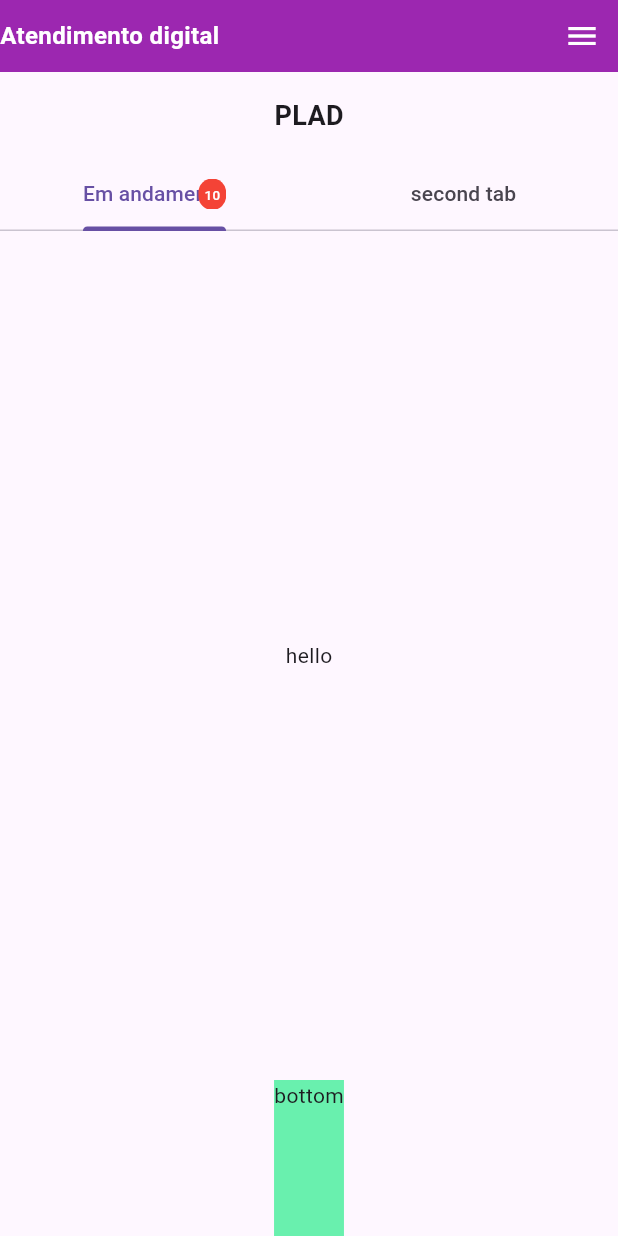
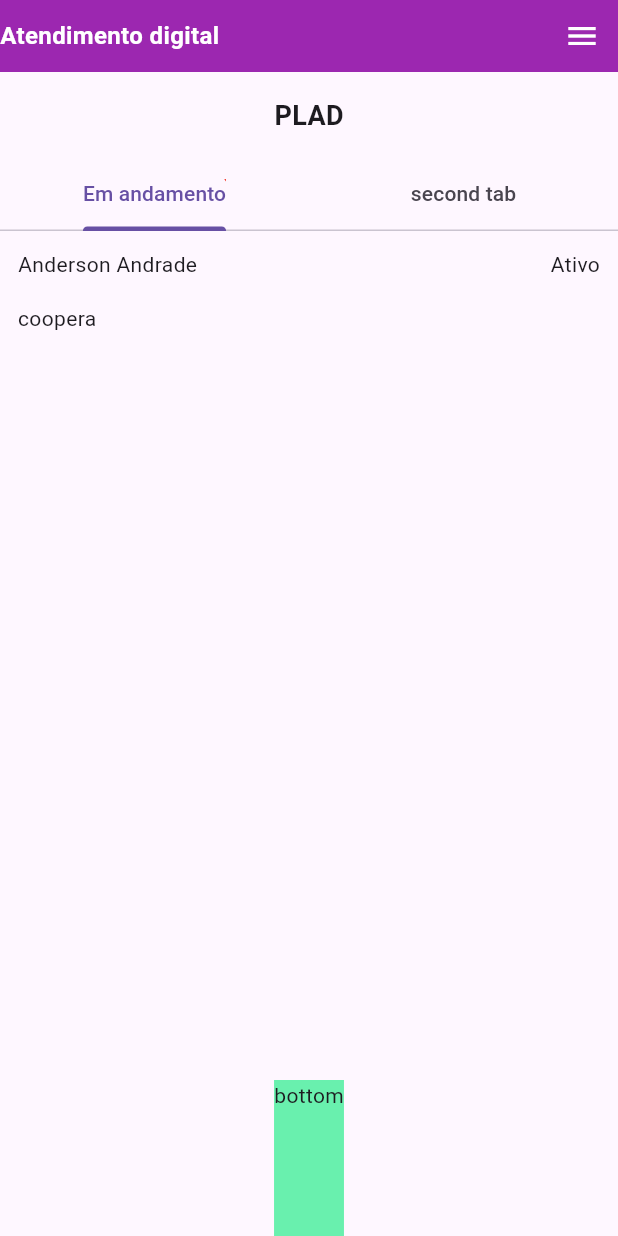
Before and after one commit to AndersonAndrad/flutter_chat, a Flutter app: the screen it shows after launch, on a phone screen of 412 x 824 dp. Run offline on Flutter 3.47's test engine with Material 3 defaults, Android fonts, the phone set to English and light mode, and no system bars.

Commit message:
feat: implement base component to show assistance item

```diff
--- a/lib/main.dart
+++ b/lib/main.dart
@@ -188,8 +188,15 @@ class MyHomePage extends StatelessWidget {
                 child: TabBarView(
               children: [
                 Container(
-                    child: const Center(
-                  child: Text('hello'),
+                    child: Center(
+                  child: Column(
+                    children: [
+                      AssistanceItem(
+                          name: 'Anderson Andrade',
+                          typeAssistance: 'Ativo',
+                          origin: 'coopera')
+                    ],
+                  ),
                 )),
                 Container(
                   child: const Text(''),
@@ -222,18 +229,30 @@ class AssistanceItem extends StatelessWidget {
     return Column(
       crossAxisAlignment: CrossAxisAlignment.start,
       children: [
+        Padding(
+          padding: EdgeInsets.all(12),
+          child: Column(
+            crossAxisAlignment: CrossAxisAlignment.start,
+            children: [
               Row(
                 children: [
                   Badge(
                     child: Text(name),
                     value: '2',
                   ),
+                  Spacer(),
                   SizedBox(width: 8),
                   Text(typeAssistance),
                 ],
               ),
-        SizedBox(height: 4),
-        Text(origin),
+              SizedBox(height: 16),
+              Text(
+                origin,
+                textAlign: TextAlign.center,
+              ),
+            ],
+          ),
+        )
       ],
     );
   }
@@ -258,8 +277,8 @@ class Badge extends StatelessWidget {
       children: [
         child,
         Positioned(
-          right: 0,
-          top: 0,
+          right: -16,
+          top: -16,
           child: Container(
             padding: const EdgeInsets.all(4),
             decoration: BoxDecoration(
```
Lines whose indentation alone changed are shown as unchanged.
